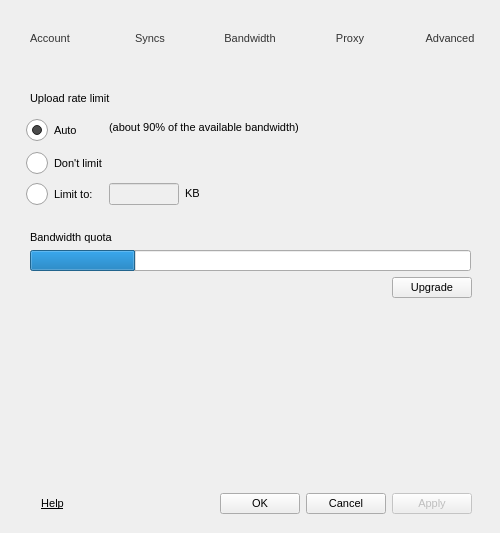
The window that Source/MEGASync/gui/linux/SettingsDialog.ui (meganz/MEGAsync) describes before a commit, drawn with Qt 5.
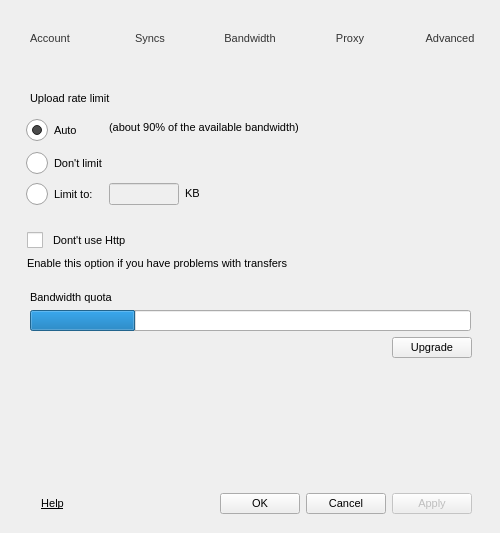
The same window after the commit. The open tabs and pages were chosen to show the change. Icons and pictures are not drawn.

Commit message: UI modifications and management of settings

```diff
--- a/Source/MEGASync/gui/linux/SettingsDialog.ui
+++ b/Source/MEGASync/gui/linux/SettingsDialog.ui
@@ -2003,7 +2003,7 @@
            <number>3</number>
           </property>
           <property name="bottomMargin">
-           <number>5</number>
+           <number>18</number>
           </property>
           <item row="1" column="0">
            <widget class="QRadioButton" name="rAutoLimit">
@@ -2210,6 +2210,26 @@
          </layout>
         </widget>
        </item>
+       <item>
+        <widget class="QCheckBox" name="cbUseHttps">
+         <property name="styleSheet">
+          <string notr="true">padding-left: 11px;</string>
+         </property>
+         <property name="text">
+          <string>Dont't use Http</string>
+         </property>
+        </widget>
+       </item>
+       <item>
+        <widget class="QLabel" name="label">
+         <property name="styleSheet">
+          <string notr="true">padding-left: 3px;</string>
+         </property>
+         <property name="text">
+          <string>Enable this option if you have problems with transfers</string>
+         </property>
+        </widget>
+       </item>
        <item>
         <widget class="QGroupBox" name="gBandwidthQuota">
          <property name="title">
```
Left out of the diff: 16 changed lines with no effect on the pictures. The commit also changes 3 other files.
